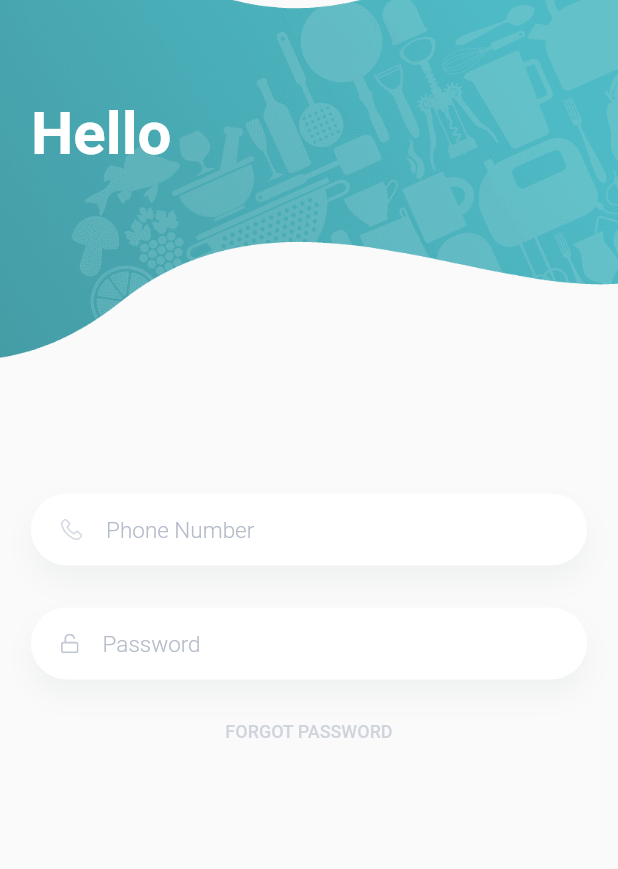
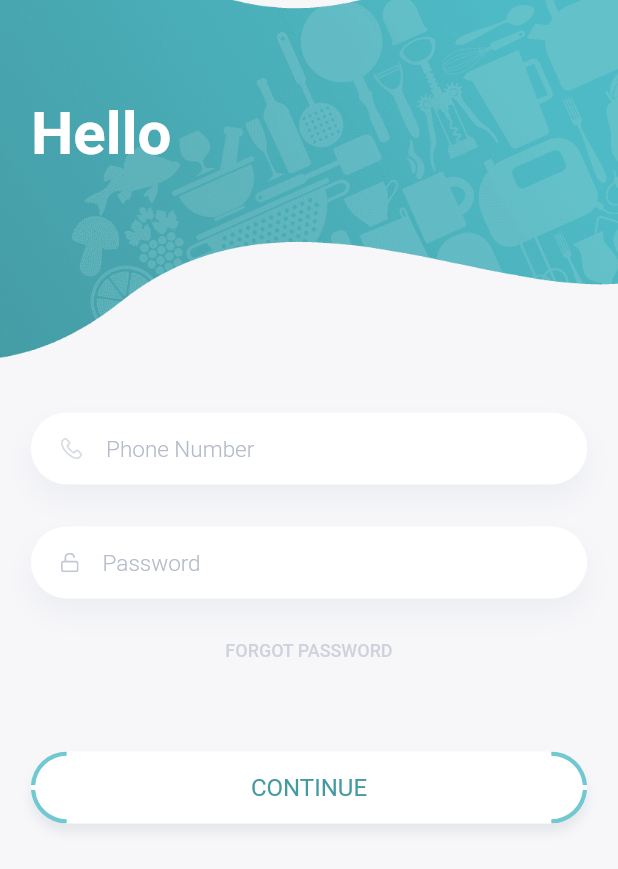
Before and after one commit to ishtiaque-pial/kol_flutter, a Flutter app: the screen it shows after launch, on a phone screen of 412 x 824 dp. Shown: the top 869 px of the screen. Run offline on Flutter 3.47's test engine with Material 2 defaults, Android fonts, the phone set to English and light mode, and no system bars; our stand-ins replace flutter_svg; missing offline and left inert: dart:ffi; Roboto replaces fonts that are missing (Poppins).

Commit message:
custom text, custom button added

```diff
--- a/lib/constants.dart
+++ b/lib/constants.dart
@@ -1,5 +1,5 @@
 import 'package:flutter/material.dart';
 
 
- const kPrimaryColor=Color(0x00449aa3);
- const kPrimaryDarkColor=Color(0x002B6269);
+ const kPrimaryColor=Color(0xff449aa3);
+ const kPrimaryDarkColor=Color(0xff2B6269);
--- a/lib/screens/login/components/Background.dart
+++ b/lib/screens/login/components/Background.dart
@@ -10,6 +10,8 @@ class Background extends StatelessWidget {
     return Container(
       width: double.infinity,
       height: size.height,
+      decoration: BoxDecoration(
+        color: const Color(0xfff7f7fa)),
       child: Stack(
         alignment: Alignment.center,
         children: [
--- a/lib/screens/login/components/Body.dart
+++ b/lib/screens/login/components/Body.dart
@@ -1,6 +1,10 @@
 import 'package:flutter/material.dart';
+import 'package:flutter_svg/flutter_svg.dart';
+import 'package:kol_flutter/constants.dart';
 import 'package:kol_flutter/screens/login/components/Background.dart';
 
+import 'CustomText.dart';
+import 'RoundedButtonWhite.dart';
 import 'RoundedTextField.dart';
 
 class Body extends StatelessWidget {
@@ -32,17 +36,17 @@ class Body extends StatelessWidget {
             ),
             SizedBox(height: 28),
 
-            Opacity(
-              // FORGOT PASSWORD
-              opacity: 0.6000000238418579,
-              child: Text("FORGOT PASSWORD",
-                  style: const TextStyle(
-                      color: const Color(0xffb4bbc9),
-                      fontWeight: FontWeight.w500,
-                      fontFamily: "Poppins",
-                      fontStyle: FontStyle.normal,
-                      fontSize: 12.0),
-                  textAlign: TextAlign.left),
+            CustomText(
+              text: "FORGOT PASSWORD",
+              color: Color(0xffb4bbc9),
+              opacity:  0.6000000238418579,
+            ),
+
+            SizedBox(height: 60),
+
+            RoundedButtonWhite(
+              btnName: "CONTINUE",
+              onPressed: () {},
             )
           ],
         ),
--- /dev/null
+++ b/lib/screens/login/components/CustomText.dart
@@ -0,0 +1,35 @@
+import 'package:flutter/material.dart';
+import 'package:kol_flutter/constants.dart';
+
+class CustomText extends StatelessWidget {
+  final String text;
+  final Color color;
+  final FontWeight fontWeight;
+  final double fontSize;
+  final FontStyle fontStyle;
+  final double opacity;
+
+  const CustomText({
+    Key? key,
+    required this.text,
+    this.color = kPrimaryColor,
+    this.fontWeight = FontWeight.w500,
+    this.fontSize = 12.0,
+    this.fontStyle = FontStyle.normal,  this.opacity=1,
+  }) : super(key: key);
+
+  @override
+  Widget build(BuildContext context) {
+    return Opacity(
+      // FORGOT PASSWORD
+      opacity: opacity,
+      child: Text(text,
+          style: TextStyle(
+              color: color,
+              fontWeight: fontWeight,
+              fontFamily: "Poppins",
+              fontStyle: fontStyle,
+              fontSize: fontSize)),
+    );
+  }
+}
--- /dev/null
+++ b/lib/screens/login/components/RoundedButtonWhite.dart
@@ -0,0 +1,77 @@
+import 'package:flutter/material.dart';
+import 'package:flutter_svg/svg.dart';
+import 'package:kol_flutter/constants.dart';
+
+class RoundedButtonWhite extends StatelessWidget {
+  final String btnName;
+  final VoidCallback  onPressed;
+  const RoundedButtonWhite({
+    Key? key, required this.btnName, required this.onPressed,
+  }) : super(key: key);
+
+
+  @override
+  Widget build(BuildContext context) {
+    Size size = MediaQuery.of(context).size;
+    return Container(
+      width: size.width * 0.9,
+      height: 48,
+      decoration: BoxDecoration(
+          borderRadius: BorderRadius.all(Radius.circular(24)),
+          boxShadow: [
+            BoxShadow(
+                color: const Color(0x1a455b63),
+                offset: Offset(0, 6),
+                blurRadius: 6,
+                spreadRadius: 0)
+          ],
+          color: const Color(0xffffffff)),
+      child: Stack(
+        children: [
+          Positioned(
+            top: 0,
+            left: 0,
+            child:
+            SvgPicture.asset("assets/icons/btn_green_part_1.svg"),
+          ),
+          Positioned(
+            top: 0,
+            right: 0,
+            child:
+            SvgPicture.asset("assets/icons/btn_green_part_2.svg"),
+          ),
+          Positioned(
+            bottom: 0,
+            left: 0,
+            child:
+            SvgPicture.asset("assets/icons/btn_green_part_3.svg"),
+          ),
+          Positioned(
+            bottom: 0,
+            right: 0,
+            child:
+            SvgPicture.asset("assets/icons/btn_green_part_4.svg"),
+          ),
+          Center(
+            child: // CONTINUE
+            TextButton(
+                onPressed: onPressed,
+                style: TextButton.styleFrom(
+                    primary: kPrimaryDarkColor,
+                    minimumSize: Size.fromWidth(double.infinity),
+                    shape: RoundedRectangleBorder(
+                        borderRadius: BorderRadius.circular(24))),
+                child: Text("CONTINUE",
+                    style: const TextStyle(
+                        color: const Color(0xff449aa3),
+                        fontWeight: FontWeight.w400,
+                        fontFamily: "Poppins",
+                        fontStyle: FontStyle.normal,
+                        fontSize: 16.0),
+                    textAlign: TextAlign.center)),
+          )
+        ],
+      ),
+    );
+  }
+}
```
Also changed, not shown: assets/icons/btn_green_part_1.svg (added), assets/icons/btn_green_part_2.svg (added), assets/icons/btn_green_part_3.svg (added), assets/icons/btn_green_part_4.svg (added).
